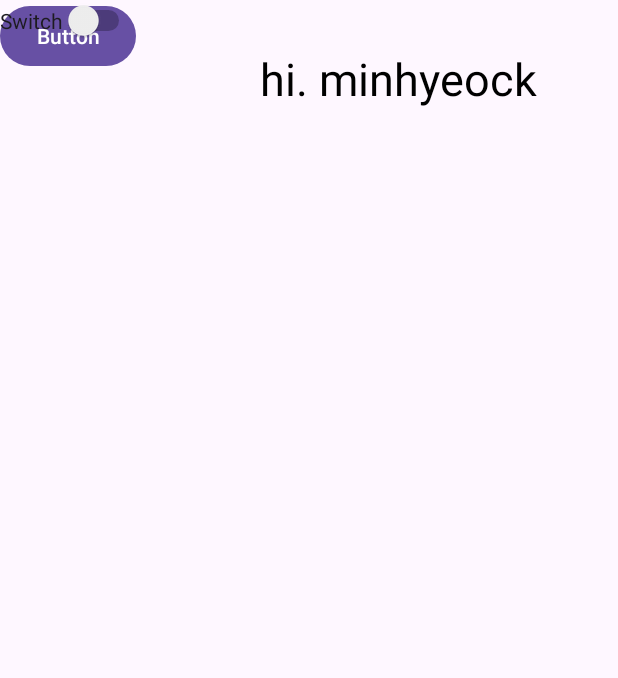
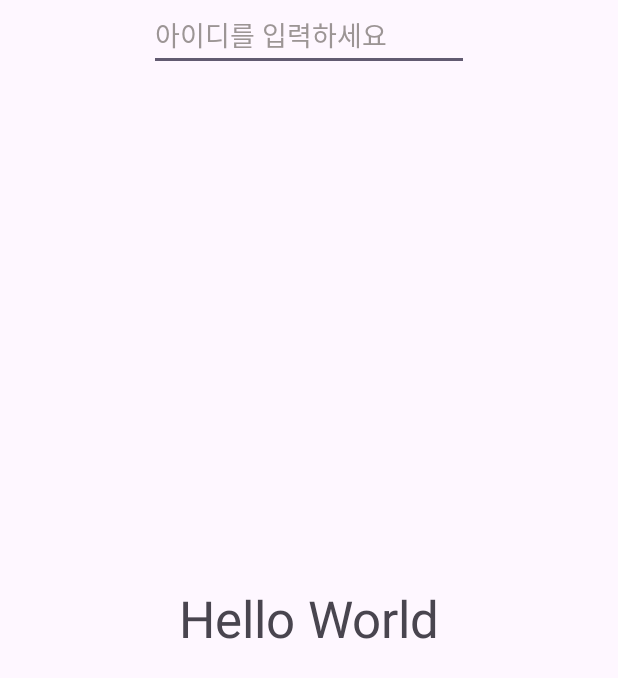
Before and after one commit to minheock/prac_kotlin, an Android app: the screen it shows after launch (MainActivity), on a phone screen of 412 x 824 dp. Shown: the top 678 px of the screen. Run offline under Robolectric (Android 15) with nearby library versions, the phone set to English and light mode, and no system bars.

Commit message:
sample 파일 생성해서 기초 문법 해보기

```diff
--- a/app/src/main/java/com/example/textviewkt/MainActivity.kt
+++ b/app/src/main/java/com/example/textviewkt/MainActivity.kt
@@ -3,9 +3,18 @@ package com.example.textviewkt
 import androidx.appcompat.app.AppCompatActivity
 import android.os.Bundle
 
+
 class MainActivity : AppCompatActivity() {
-    override fun onCreate(savedInstanceState: Bundle?) {
+    override fun onCreate(savedInstanceState: Bundle?) { // 앱이 최초 실행 됐을때 실행됨.
         super.onCreate(savedInstanceState)
-        setContentView(R.layout.activity_main)
+        setContentView(R.layout.activity_main) //xml 화면 뷰를 연결한다.
+
+
+
+
+
+
+
     }
+
 }
--- /dev/null
+++ b/app/src/main/java/com/example/textviewkt/sample1.kt
@@ -0,0 +1,14 @@
+package com.example.textviewkt
+
+fun main(){
+    helloWorld()
+    println(add(4, 5))
+}
+// 1. 함수
+
+fun helloWorld() : Unit{//아무것도 리턴하지않으면 유닛을 써줘야함
+    println("hello world")
+}
+fun add(a: Int, b: Int): Int {
+    return a + b
+}
--- a/app/src/main/res/layout/activity_main.xml
+++ b/app/src/main/res/layout/activity_main.xml
@@ -2,58 +2,32 @@
 <androidx.constraintlayout.widget.ConstraintLayout xmlns:android="http://schemas.android.com/apk/res/android"
     xmlns:app="http://schemas.android.com/apk/res-auto"
     xmlns:tools="http://schemas.android.com/tools"
+    android:id="@+id/lay"
     android:layout_width="match_parent"
     android:layout_height="match_parent"
     tools:context=".MainActivity">
 
+
     <TextView
-        android:id="@+id/textView"
+        android:id="@+id/tv_title"
         android:layout_width="wrap_content"
         android:layout_height="wrap_content"
-        android:text="hi. minhyeock"
-        android:textColor="#000000"
-        android:textSize="30sp"
+        android:text="Hello World"
+        android:textSize="34sp"
         app:layout_constraintBottom_toBottomOf="parent"
         app:layout_constraintEnd_toEndOf="parent"
-        app:layout_constraintHorizontal_bias="0.761"
         app:layout_constraintStart_toStartOf="parent"
-        app:layout_constraintTop_toTopOf="parent"
-        app:layout_constraintVertical_bias="0.041" />
+        app:layout_constraintTop_toTopOf="parent" />
 
-    <Button
-        android:id="@+id/button"
+    <EditText
+        android:id="@+id/editTextText2"
         android:layout_width="wrap_content"
         android:layout_height="wrap_content"
-        android:text="Button"
-        tools:layout_editor_absoluteX="160dp"
-        tools:layout_editor_absoluteY="583dp" />
-
-    <ImageView
-        android:id="@+id/imageView"
-        android:layout_width="wrap_content"
-        android:layout_height="wrap_content"
-        tools:layout_editor_absoluteX="16dp"
-        tools:layout_editor_absoluteY="29dp"
-        tools:srcCompat="@tools:sample/avatars" />
-
-    <ScrollView
-        android:layout_width="409dp"
-        android:layout_height="357dp"
-        tools:layout_editor_absoluteX="1dp"
-        tools:layout_editor_absoluteY="187dp">
-
-        <LinearLayout
-            android:layout_width="match_parent"
-            android:layout_height="wrap_content"
-            android:orientation="vertical" />
-    </ScrollView>
-
-    <Switch
-        android:id="@+id/switch1"
-        android:layout_width="wrap_content"
-        android:layout_height="wrap_content"
-        android:text="Switch"
-        tools:layout_editor_absoluteX="173dp"
-        tools:layout_editor_absoluteY="90dp" />
-
+        android:ems="10"
+        android:inputType="text"
+        android:text="아이디를 입력하세요"
+        android:textColor="#9C9595"
+        app:layout_constraintEnd_toEndOf="parent"
+        app:layout_constraintStart_toStartOf="parent"
+        tools:layout_editor_absoluteY="428dp" />
 </androidx.constraintlayout.widget.ConstraintLayout>
```
